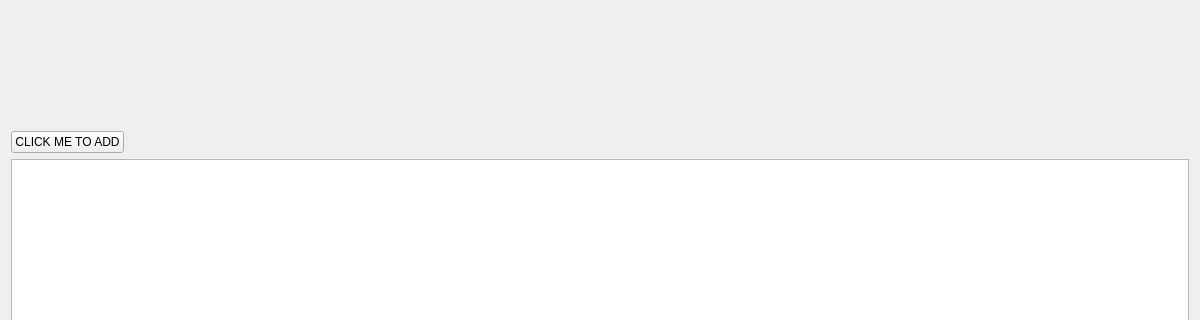
The window that src/gui/categories/categories_widget.ui (nqthinh2512/oop-8-project) describes before a commit, drawn with Qt 5; both pictures show x 0 to 1200 and y 0 to 320 of the 1200 by 675 pixel window.
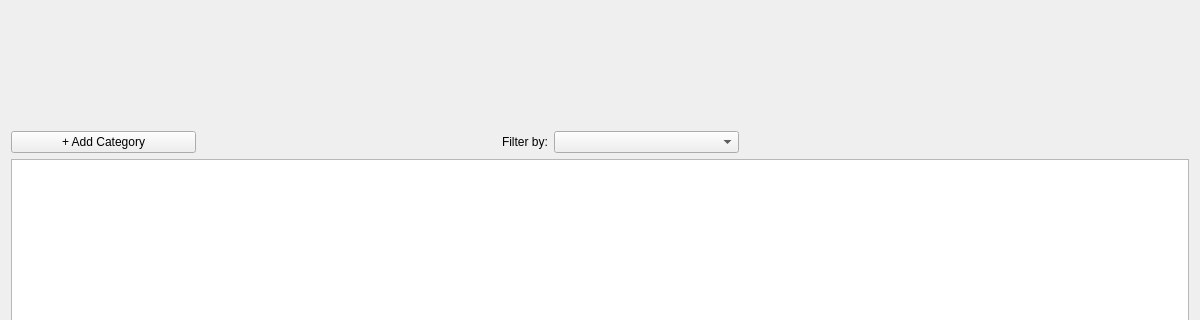
The same window after the commit.

Commit message: Trang Category Functionality

The edit to the form file:
```diff
--- a/src/gui/categories/categories_widget.ui
+++ b/src/gui/categories/categories_widget.ui
@@ -30,12 +30,77 @@
      </property>
     </spacer>
    </item>
-   <item alignment="Qt::AlignmentFlag::AlignLeft">
-    <widget class="QPushButton" name="pushButton">
-     <property name="text">
-      <string>CLICK ME TO ADD</string>
-     </property>
-    </widget>
+   <item>
+    <layout class="QHBoxLayout" name="horizontalLayout_2">
+     <item>
+      <widget class="QPushButton" name="pushButton">
+       <property name="sizePolicy">
+        <sizepolicy hsizetype="Preferred" vsizetype="Preferred">
+         <horstretch>0</horstretch>
+         <verstretch>0</verstretch>
+        </sizepolicy>
+       </property>
+       <property name="text">
+        <string>+ Add Category</string>
+       </property>
+      </widget>
+     </item>
+     <item>
+      <spacer name="horizontalSpacer">
+       <property name="orientation">
+        <enum>Qt::Orientation::Horizontal</enum>
+       </property>
+       <property name="sizeType">
+        <enum>QSizePolicy::Policy::Fixed</enum>
+       </property>
+       <property name="sizeHint" stdset="0">
+        <size>
+         <width>300</width>
+         <height>20</height>
+        </size>
+       </property>
+      </spacer>
+     </item>
+     <item>
+      <widget class="QLabel" name="label">
+       <property name="sizePolicy">
+        <sizepolicy hsizetype="Fixed" vsizetype="Preferred">
+         <horstretch>0</horstretch>
+         <verstretch>0</verstretch>
+        </sizepolicy>
+       </property>
+       <property name="text">
+        <string>Filter by:</string>
+       </property>
+      </widget>
+     </item>
+     <item>
+      <widget class="QComboBox" name="filterComboBox">
+       <property name="sizePolicy">
+        <sizepolicy hsizetype="Preferred" vsizetype="Preferred">
+         <horstretch>0</horstretch>
+         <verstretch>0</verstretch>
+        </sizepolicy>
+       </property>
+      </widget>
+     </item>
+     <item>
+      <spacer name="horizontalSpacer_2">
+       <property name="orientation">
+        <enum>Qt::Orientation::Horizontal</enum>
+       </property>
+       <property name="sizeType">
+        <enum>QSizePolicy::Policy::Fixed</enum>
+       </property>
+       <property name="sizeHint" stdset="0">
+        <size>
+         <width>450</width>
+         <height>20</height>
+        </size>
+       </property>
+      </spacer>
+     </item>
+    </layout>
    </item>
    <item>
     <widget class="QTableWidget" name="tableWidget"/>
```
The commit also changes 12 other files.
